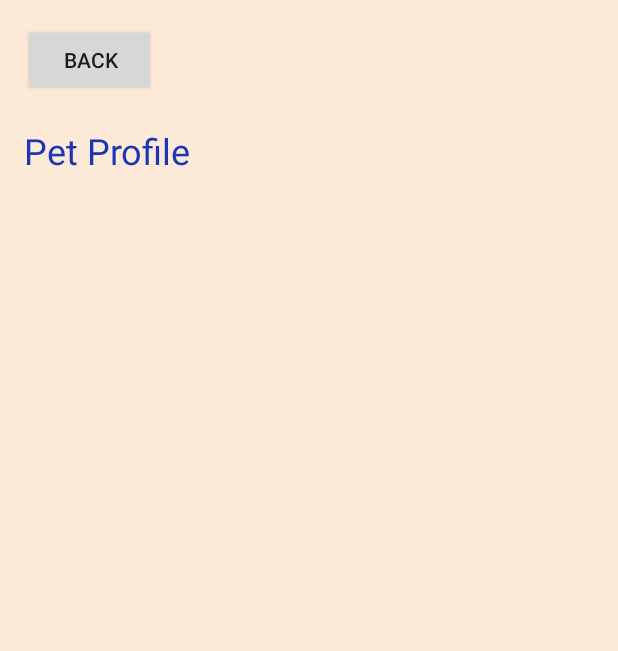
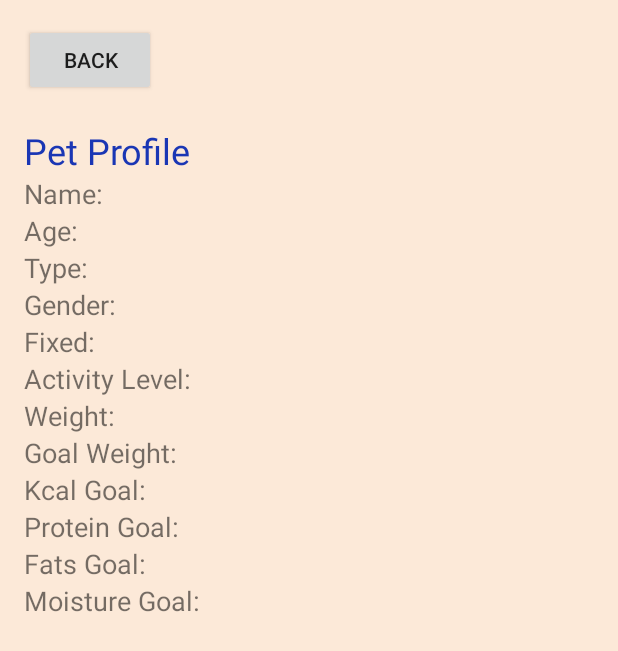
Before and after one commit to xXlittlestarXx/winky-lite, an Android app built with Jetpack Compose: the EigthActivity_PetProfile screen opened directly, with no data from a screen before it, on a phone screen of 412 x 824 dp. Shown: the top 651 px of the screen. Run offline under Robolectric (Android 15) with nearby library versions, the phone set to English and light mode, and no system bars.

Commit message:
Finalize Classes - Bug
Pet ID not getting passed correctly in a class, sets it to -1

```diff
--- a/app/src/main/java/com/example/winkylite/activities/EigthActivity_PetProfile.java
+++ b/app/src/main/java/com/example/winkylite/activities/EigthActivity_PetProfile.java
@@ -20,19 +20,70 @@ import java.io.IOException;
 
 public class EigthActivity_PetProfile extends AppCompatActivity {
     private DBHandler dbHandler;
-    private TextView petNameTextView, petAgeTextView, petTypeTextView, petActivityTextView;
+    private TextView petNameTextView, petAgeTextView, petTypeTextView, petGenderTextView,
+            petFixedTextView, petActivityTextView, petWeightTextView, petGoalWeightTextView,
+            petKcalTextView, petProteinTextView, petFatsTextView, petMoistureTextView;
 
     @Override
     protected void onCreate(Bundle savedInstanceState) {
         super.onCreate(savedInstanceState);
         setContentView(R.layout.activity_eighth);
 
+        dbHandler = new DBHandler(this);
+        try {
+            dbHandler.createDatabase();
+            dbHandler.openDatabase();
+        } catch (IOException e) {
+            e.printStackTrace();
+        }
+
         Button backButton = findViewById(R.id.backButton);
-
         backButton.setOnClickListener(v->{
             Intent intent = new Intent(EigthActivity_PetProfile.this, FourthActivity_PetDetails.class);
 
             startActivity(intent);
         });
+
+        String currentPetName = getIntent().getStringExtra("SELECTED_PET_NAME");
+        int petId = dbHandler.getPetIdByName(currentPetName);
+
+        petNameTextView = findViewById(R.id.nameTextView);
+        petAgeTextView = findViewById(R.id.ageTextView);
+        petTypeTextView = findViewById(R.id.typeTextView);
+        petGenderTextView = findViewById(R.id.genderTextView);
+        petFixedTextView = findViewById(R.id.fixedTextView);
+        petActivityTextView = findViewById(R.id.activityTextView);
+        petWeightTextView = findViewById(R.id.weightTextView);
+        petGoalWeightTextView = findViewById(R.id.goalWeightTextView);
+        petKcalTextView = findViewById(R.id.kcalGoalTextView);
+        petProteinTextView = findViewById(R.id.proteinGoalTextView);
+        petFatsTextView = findViewById(R.id.fatsGoalTextView);
+        petMoistureTextView = findViewById(R.id.moistureGoalTextView);
+
+        Cursor cursor = dbHandler.queryData("SELECT * FROM Pets WHERE wPetID = " + petId);
+        if (cursor != null && cursor.moveToFirst()) {
+            petNameTextView.setText(cursor.getString(cursor.getColumnIndexOrThrow("wPetName")));
+            petAgeTextView.setText(cursor.getInt(cursor.getColumnIndexOrThrow("wPetAge")) + " " + cursor.getString(cursor.getColumnIndexOrThrow("wPetAgeMY")));
+            petTypeTextView.setText(cursor.getString(cursor.getColumnIndexOrThrow("wPetType")));
+            petGenderTextView.setText(cursor.getString(cursor.getColumnIndexOrThrow("wPetGender")));
+            petFixedTextView.setText(cursor.getString(cursor.getColumnIndexOrThrow("wPetFixed")));
+            petActivityTextView.setText(cursor.getString(cursor.getColumnIndexOrThrow("wPetActivityLvl")));
+            petWeightTextView.setText(cursor.getDouble(cursor.getColumnIndexOrThrow("wPetCurrentWeight")) + " kg");
+
+            double goalWeight = cursor.getDouble(cursor.getColumnIndexOrThrow("wPetGoalWeight"));
+            if (cursor.isNull(cursor.getColumnIndexOrThrow("wPetGoalWeight"))) {
+                petGoalWeightTextView.setText("Not Set");
+            } else {
+                petGoalWeightTextView.setText(goalWeight + " kg");
+            }
+
+            petKcalTextView.setText(cursor.getDouble(cursor.getColumnIndexOrThrow("wPetKcalGoal")) + " kcal");
+            petProteinTextView.setText(cursor.getDouble(cursor.getColumnIndexOrThrow("wPetProteinGoal")) + " g protein");
+            petFatsTextView.setText(cursor.getDouble(cursor.getColumnIndexOrThrow("wPetFatsGoal")) + " g fats");
+            petMoistureTextView.setText(cursor.getDouble(cursor.getColumnIndexOrThrow("wPetMoistureGoal")) + " % moisture");
+
+            cursor.close();
+        }
+
     }
 }
--- a/app/src/main/java/com/example/winkylite/activities/SeventhActivity_ViewCharts.java
+++ b/app/src/main/java/com/example/winkylite/activities/SeventhActivity_ViewCharts.java
@@ -6,6 +6,7 @@ import androidx.appcompat.app.AppCompatActivity;
 import android.content.Intent;
 import com.bumptech.glide.Glide;
 import android.os.Bundle;
+import android.util.Log;
 import android.widget.Button;
 import android.widget.ImageView;
 import android.widget.TextView;
@@ -61,6 +62,11 @@ public class SeventhActivity_ViewCharts extends AppCompatActivity {
     private void loadCharts(DBHandler db) {
         List<Meals> meals = getMealsFromDB(db);
         Pets pet = db.getPetDetails(currentPetId);
+
+        if (pet == null) {
+            Log.e("SeventhActivity", "Pet with ID " + currentPetId + " not found.");
+            return;
+        }
         Map<String, DailyAverage> averages = chartCalculator.calculateDailyAverages(meals);
 
         List<Double> kcalValues = getOrderedValues(averages, "kcal");
--- a/app/src/main/java/com/example/winkylite/models/Pets.java
+++ b/app/src/main/java/com/example/winkylite/models/Pets.java
@@ -44,6 +44,10 @@ public class Pets {
         this.petCurrentWeight = petCurrentWeight;
         this.petGoalWeight = petGoalWeight;
 
+
+    }
+
+    public Pets() {
 
     }
 
--- a/app/src/main/res/layout/activity_eighth.xml
+++ b/app/src/main/res/layout/activity_eighth.xml
@@ -32,5 +32,126 @@
             app:layout_constraintTop_toBottomOf="@+id/backButton"
             app:layout_constraintStart_toStartOf="parent" />
 
+        <TextView
+            android:id="@+id/nameTextView"
+            android:layout_width="wrap_content"
+            android:layout_height="wrap_content"
+            android:text="Name: "
+            android:textSize="18sp"
+            android:layout_marginBottom="8dp"
+            app:layout_constraintTop_toBottomOf="@+id/title"
+            app:layout_constraintStart_toStartOf="parent"/>
+
+        <TextView
+            android:id="@+id/ageTextView"
+            android:layout_width="wrap_content"
+            android:layout_height="wrap_content"
+            android:text="Age: "
+            android:textSize="18sp"
+            android:layout_marginBottom="8dp"
+            app:layout_constraintTop_toBottomOf="@+id/nameTextView"
+            app:layout_constraintStart_toStartOf="parent"/>
+
+        <TextView
+            android:id="@+id/typeTextView"
+            android:layout_width="wrap_content"
+            android:layout_height="wrap_content"
+            android:text="Type: "
+            android:textSize="18sp"
+            android:layout_marginBottom="8dp"
+            app:layout_constraintTop_toBottomOf="@+id/ageTextView"
+            app:layout_constraintStart_toStartOf="parent"/>
+
+        <TextView
+            android:id="@+id/genderTextView"
+            android:layout_width="wrap_content"
+            android:layout_height="wrap_content"
+            android:text="Gender: "
+            android:textSize="18sp"
+            android:layout_marginBottom="8dp"
+            app:layout_constraintTop_toBottomOf="@+id/typeTextView"
+            app:layout_constraintStart_toStartOf="parent"/>
+
+        <TextView
+            android:id="@+id/fixedTextView"
+            android:layout_width="wrap_content"
+            android:layout_height="wrap_content"
+            android:text="Fixed: "
+            android:textSize="18sp"
+            android:layout_marginBottom="8dp"
+            app:layout_constraintTop_toBottomOf="@+id/genderTextView"
+            app:layout_constraintStart_toStartOf="parent"/>
+
+
+        <TextView
+            android:id="@+id/activityTextView"
+            android:layout_width="wrap_content"
+            android:layout_height="wrap_content"
+            android:text="Activity Level: "
+            android:textSize="18sp"
+            android:layout_marginBottom="16dp"
+            app:layout_constraintTop_toBottomOf="@+id/fixedTextView"
+            app:layout_constraintStart_toStartOf="parent"/>
+
+        <TextView
+            android:id="@+id/weightTextView"
+            android:layout_width="wrap_content"
+            android:layout_height="wrap_content"
+            android:text="Weight: "
+            android:textSize="18sp"
+            android:layout_marginBottom="8dp"
+            app:layout_constraintTop_toBottomOf="@+id/activityTextView"
+            app:layout_constraintStart_toStartOf="parent"/>
+
+        <TextView
+            android:id="@+id/goalWeightTextView"
+            android:layout_width="wrap_content"
+            android:layout_height="wrap_content"
+            android:text="Goal Weight: "
+            android:textSize="18sp"
+            android:layout_marginBottom="8dp"
+            app:layout_constraintTop_toBottomOf="@+id/weightTextView"
+            app:layout_constraintStart_toStartOf="parent"/>
+
+        <TextView
+            android:id="@+id/kcalGoalTextView"
+            android:layout_width="wrap_content"
+            android:layout_height="wrap_content"
+            android:text="Kcal Goal: "
+            android:textSize="18sp"
+            android:layout_marginBottom="8dp"
+            app:layout_constraintTop_toBottomOf="@+id/goalWeightTextView"
+            app:layout_constraintStart_toStartOf="parent"/>
+
+        <TextView
+            android:id="@+id/proteinGoalTextView"
+            android:layout_width="wrap_content"
+            android:layout_height="wrap_content"
+            android:text="Protein Goal: "
+            android:textSize="18sp"
+            android:layout_marginBottom="8dp"
+            app:layout_constraintTop_toBottomOf="@+id/kcalGoalTextView"
+            app:layout_constraintStart_toStartOf="parent"/>
+
+        <TextView
+            android:id="@+id/fatsGoalTextView"
+            android:layout_width="wrap_content"
+            android:layout_height="wrap_content"
+            android:text="Fats Goal: "
+            android:textSize="18sp"
+            android:layout_marginBottom="8dp"
+            app:layout_constraintTop_toBottomOf="@+id/proteinGoalTextView"
+            app:layout_constraintStart_toStartOf="parent"/>
+
+        <TextView
+            android:id="@+id/moistureGoalTextView"
+            android:layout_width="wrap_content"
+            android:layout_height="wrap_content"
+            android:text="Moisture Goal: "
+            android:textSize="18sp"
+            android:layout_marginBottom="8dp"
+            app:layout_constraintTop_toBottomOf="@+id/fatsGoalTextView"
+            app:layout_constraintStart_toStartOf="parent"/>
+
     </androidx.constraintlayout.widget.ConstraintLayout>
 </ScrollView>
```
Also changed, not shown: app/src/main/java/com/example/winkylite/activities/SixthActivity_ViewMeals.java (+28 -24 lines), app/src/main/java/com/example/winkylite/database/DBHandler.java (+29 -11 lines), app/src/main/java/com/example/winkylite/models/Meals.java (+16 -0 lines).
